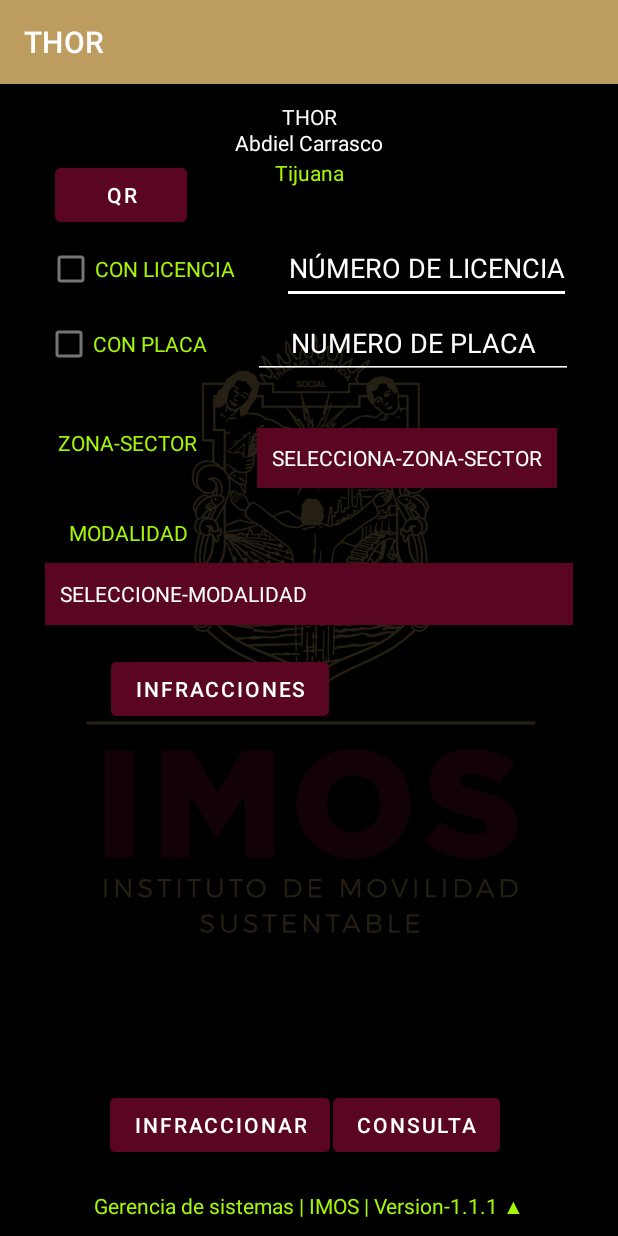
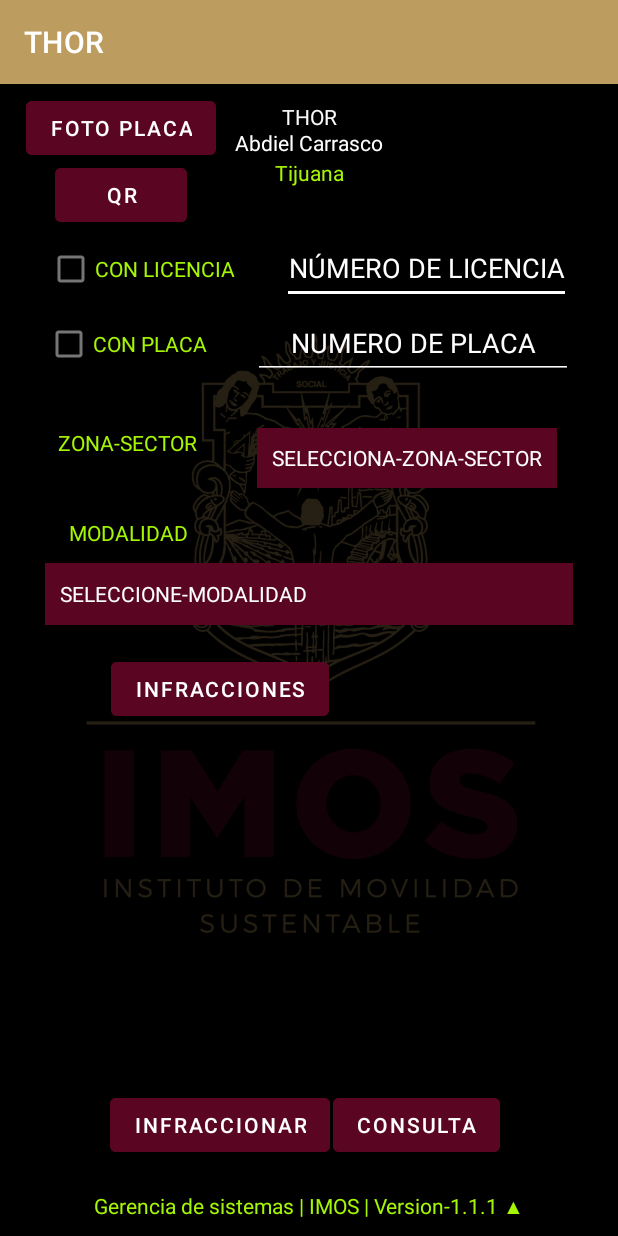
Before and after one commit to t3s30/THOR, an Android app: the fragment HomeFragment shown on its own in the app's theme, on a phone screen of 412 x 824 dp. Run offline under Robolectric (Android 15) with nearby library versions, the phone set to English and light mode, and no system bars; our stand-ins replace Volley; libraries missing offline, so code that uses them is left out: com.google.zxing.integration; network calls fail.

Commit message:
THOR024 - Se implementa OCR placa

```diff
--- a/app/src/main/AndroidManifest.xml
+++ b/app/src/main/AndroidManifest.xml
@@ -10,6 +10,7 @@
     <uses-permission android:name="android.permission.ACCESS_FINE_LOCATION" />
 
     <application
+
         android:allowBackup="true"
         android:icon="@mipmap/ic_launcher"
         android:label="@string/app_name"
@@ -50,10 +51,13 @@
             android:authorities="${applicationId}.provider"
             android:exported="false"
             android:grantUriPermissions="true">
+
             <meta-data
                 android:name="android.support.FILE_PROVIDER_PATHS"
                 android:resource="@xml/provider_paths" />
         </provider>
+        <meta-data android:name="com.google.android.gms.vision.DEPENDENCIES" android:value="ocr"/>
+
     </application>
 
 </manifest>
--- a/app/src/main/java/app/simov/esparrago/ui/home/HomeFragment.java
+++ b/app/src/main/java/app/simov/esparrago/ui/home/HomeFragment.java
@@ -1,10 +1,14 @@
 package app.simov.esparrago.ui.home;
 
+import android.Manifest;
 import android.app.Activity;
 import android.app.ProgressDialog;
 import android.content.Intent;
 import android.content.pm.ActivityInfo;
+import android.content.pm.PackageManager;
+import android.graphics.Bitmap;
 import android.os.Bundle;
+import android.provider.MediaStore;
 import android.text.InputFilter;
 import android.util.Log;
 import android.view.LayoutInflater;
@@ -15,6 +19,7 @@ import android.widget.AutoCompleteTextView;
 import android.widget.Button;
 import android.widget.CheckBox;
 import android.widget.EditText;
+import android.widget.ImageView;
 import android.widget.Spinner;
 import android.widget.TextView;
 import android.widget.Toast;
@@ -49,9 +54,19 @@ import app.simov.esparrago.Infracciones;
 import app.simov.esparrago.R;
 import app.simov.esparrago.WsgobConsulta;
 
+import com.google.android.gms.tasks.OnFailureListener;
+import com.google.android.gms.tasks.OnSuccessListener;
+import com.google.android.gms.tasks.Task;
 import com.google.android.material.navigation.NavigationView;
+import com.google.firebase.FirebaseApp;
+import com.google.firebase.ml.vision.FirebaseVision;
+import com.google.firebase.ml.vision.common.FirebaseVisionImage;
+import com.google.firebase.ml.vision.text.FirebaseVisionText;
+import com.google.firebase.ml.vision.text.FirebaseVisionTextRecognizer;
 import com.google.zxing.integration.android.IntentIntegrator;
 import com.google.zxing.integration.android.IntentResult;
+
+import static androidx.core.content.ContextCompat.checkSelfPermission;
 
 public class HomeFragment extends Fragment  {
 
@@ -95,13 +110,29 @@ public class HomeFragment extends Fragment  {
     AutoCompleteTextView edtInfraccion4;
     AutoCompleteTextView edtInfraccion5;
 
+    ImageView imageViewP;
+    TextView textViewP;
     private HomeViewModel homeViewModel;
     private static final String EXTRA_CODE = "app.simov.esparrago";
     public View onCreateView(@NonNull LayoutInflater inflater,
                              ViewGroup container, Bundle savedInstanceState) {
+      //  FirebaseApp.initializeApp(getActivity());
         homeViewModel =
                 new ViewModelProvider(this).get(HomeViewModel.class);
         View root = inflater.inflate(R.layout.fragment_home, container, false);
+
+        //camara placa
+        //find imageview
+        imageViewP = root.findViewById(R.id.imageId);
+        //find textview
+        textViewP = root.findViewById(R.id.textId);
+        textViewP.setVisibility(View.GONE);
+        //check app level permission is granted for Camera
+
+        requestPermissions(new String[]{Manifest.permission.CAMERA}, 101);
+
+
+        //camara placa
 
 
         //Orientacion de pantalla en fragment
@@ -130,6 +161,8 @@ public class HomeFragment extends Fragment  {
         final Button bntQuitar = root.findViewById(R.id.btnQuitar);
 
         final Button bntQr = root.findViewById(R.id.btnQr);
+
+        final Button bntFoto = root.findViewById(R.id.btnFotoPlaca);
 
         String[] InfracionesList = getResources().getStringArray(R.array.infracciones_arrays);
 
@@ -192,8 +225,17 @@ public class HomeFragment extends Fragment  {
      }
  });
 
+        //Boton Iniciar QR
+        bntFoto.setOnClickListener(new View.OnClickListener() {
+            @Override
+            public void onClick(View v) {
+                doProcess();
+            }
+        });
 
- //Boton agregar Infracciones
+
+
+        //Boton agregar Infracciones
  bntCuenta.setOnClickListener(new View.OnClickListener() {
             @Override
             public void onClick(View v) {
@@ -407,6 +449,13 @@ public class HomeFragment extends Fragment  {
 
 
     }
+
+    public void doProcess() {
+        //open the camera => create an Intent object
+        Intent intent = new Intent(MediaStore.ACTION_IMAGE_CAPTURE);
+        startActivityForResult(intent, 101);
+    }
+
 
 
 
@@ -777,6 +826,41 @@ public void escanear(){
 
     @Override
     public void onActivityResult(int requestCode, int resultCode, @Nullable Intent data) {
+        super.onActivityResult(requestCode, resultCode, data);
+
+        Bundle bundle = data.getExtras();
+        //from bundle, extract the image
+        Bitmap bitmap = (Bitmap) bundle.get("data");
+        //set image in imageview
+        imageViewP.setImageBitmap(bitmap);
+        //process the image
+        //1. create a FirebaseVisionImage object from a Bitmap object
+        FirebaseVisionImage firebaseVisionImage = FirebaseVisionImage.fromBitmap(bitmap);
+        //2. Get an instance of FirebaseVision
+        FirebaseApp.initializeApp(getActivity());
+
+        FirebaseVision firebaseVision = FirebaseVision.getInstance();
+        //3. Create an instance of FirebaseVisionTextRecognizer
+        FirebaseVisionTextRecognizer firebaseVisionTextRecognizer = firebaseVision.getOnDeviceTextRecognizer();
+        //4. Create a task to process the image
+        Task<FirebaseVisionText> task = firebaseVisionTextRecognizer.processImage(firebaseVisionImage);
+        //5. if task is success
+        task.addOnSuccessListener(new OnSuccessListener<FirebaseVisionText>() {
+            @Override
+            public void onSuccess(FirebaseVisionText firebaseVisionText) {
+                String s = firebaseVisionText.getText();
+                Log.d("IMAGENPLACA","ALV ESTA ES TU PLACA"+s);
+                textViewP.setText(s);
+            }
+        });
+
+        task.addOnFailureListener(new OnFailureListener() {
+            @Override
+            public void onFailure(@NonNull Exception e) {
+                Toast.makeText(getActivity(), e.getMessage(), Toast.LENGTH_LONG).show();
+            }
+        });
+
         IntentResult result = IntentIntegrator.parseActivityResult(requestCode,resultCode,data);
         if (result != null){
             if (result.getContents() == null){
--- a/app/src/main/res/layout/fragment_home.xml
+++ b/app/src/main/res/layout/fragment_home.xml
@@ -73,6 +73,34 @@
         android:text="@string/QR" />
 
 <!--Fin Botón QR-->
+
+    <ImageView
+        app:layout_constraintTop_toTopOf="parent"
+        app:layout_constraintStart_toEndOf="@id/tvUsuario"
+        app:layout_constraintEnd_toEndOf="parent"
+        android:layout_marginTop="30dp"
+        android:layout_width="wrap_content"
+        android:layout_height="wrap_content"
+        android:id="@+id/imageId"/>
+    <Button
+        android:id="@+id/btnFotoPlaca"
+        app:layout_constraintTop_toTopOf="parent"
+        app:layout_constraintStart_toStartOf="parent"
+        app:layout_constraintEnd_toStartOf="@id/cBoxLicencia"
+        android:layout_marginTop="5dp"
+        android:layout_marginStart="130dp"
+        android:layout_width="wrap_content"
+        android:layout_height="wrap_content"
+        android:backgroundTint="@color/botonLogin"
+        android:textColor="@color/white"
+        android:text="@string/foto_placa" />
+    <TextView
+        app:layout_constraintTop_toTopOf="parent"
+        app:layout_constraintStart_toStartOf="parent"
+        android:layout_width="wrap_content"
+        android:layout_height="wrap_content"
+        android:id="@+id/textId"/>
+
 
 <!--Empiezan Inputs y checkes-->
     <CheckBox
--- a/app/src/main/res/values/strings.xml
+++ b/app/src/main/res/values/strings.xml
@@ -153,6 +153,7 @@
     <string name="INFRACCION">SELECCIONE - INFRACCIÓN</string>
     <string name="ELIMINAR">ELIMINAR</string>
     <string name="QR">QR</string>
+    <string name="foto_placa">FOTO PLACA</string>
     <string name="version">Gerencia de sistemas | IMOS | Version-1.1.1 ▲</string>
 
     <!--Strings Infracciones-->
```
Also changed, not shown: app/build.gradle (+10 -6 lines), build.gradle (+10 -2 lines), 1 other file.
